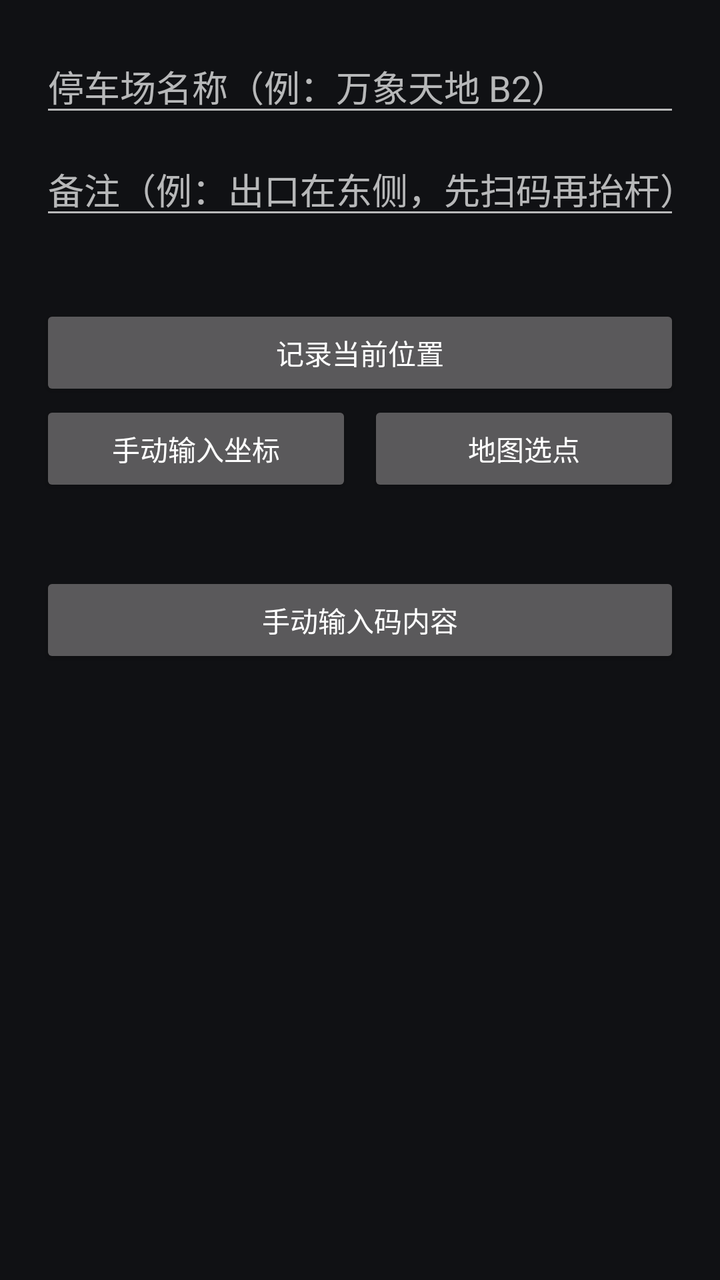
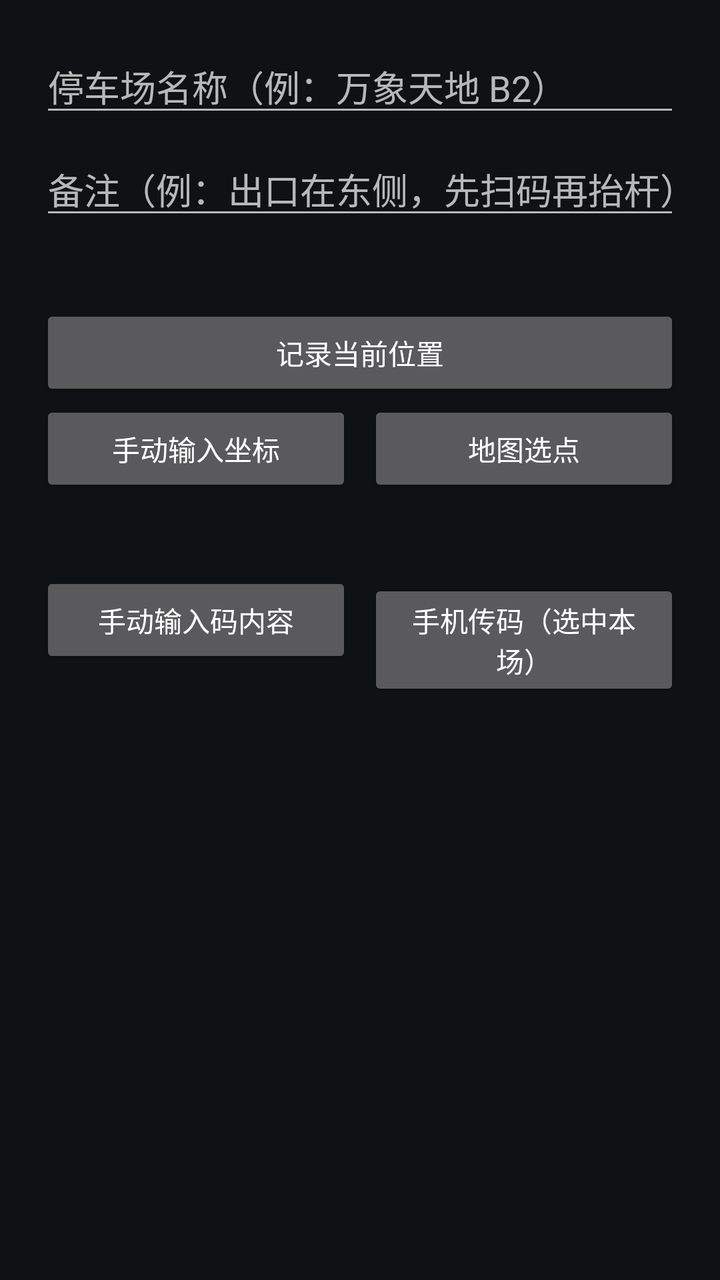

An Android layout rendered at two revisions. The XML below is the earlier revision; the diff shows what the commit changed to produce the second picture.
<!-- AndroidManifest.xml: application theme Theme.ParkQR -->
<!-- res/layout/dialog_lot.xml -->
<?xml version="1.0" encoding="utf-8"?>
<ScrollView xmlns:android="http://schemas.android.com/apk/res/android"
    android:layout_width="match_parent"
    android:layout_height="wrap_content">

    <LinearLayout
        android:layout_width="match_parent"
        android:layout_height="wrap_content"
        android:orientation="vertical"
        android:padding="20dp">

        <EditText
            android:id="@+id/inName"
            android:layout_width="match_parent"
            android:layout_height="wrap_content"
            android:hint="停车场名称（例：万象天地 B2）"
            android:inputType="text"
            android:maxLines="1" />

        <EditText
            android:id="@+id/inNote"
            android:layout_width="match_parent"
            android:layout_height="wrap_content"
            android:layout_marginTop="8dp"
            android:hint="备注（例：出口在东侧，先扫码再抬杆）"
            android:inputType="text"
            android:maxLines="2" />

        <TextView
            android:id="@+id/locText"
            android:layout_width="match_parent"
            android:layout_height="wrap_content"
            android:layout_marginTop="16dp"
            android:textSize="13sp"
            android:textColor="@color/text_dim" />

        <Button
            android:id="@+id/btnLoc"
            android:layout_width="match_parent"
            android:layout_height="wrap_content"
            android:layout_marginTop="4dp"
            android:text="记录当前位置" />

        <LinearLayout
            android:layout_width="match_parent"
            android:layout_height="wrap_content"
            android:orientation="horizontal">

            <Button
                android:id="@+id/btnCoordManual"
                android:layout_width="0dp"
                android:layout_height="wrap_content"
                android:layout_weight="1"
                android:text="手动输入坐标" />

            <Space android:layout_width="8dp" android:layout_height="1dp" />

            <Button
                android:id="@+id/btnCoordMap"
                android:layout_width="0dp"
                android:layout_height="wrap_content"
                android:layout_weight="1"
                android:text="地图选点" />
        </LinearLayout>

        <TextView
            android:id="@+id/codeText"
            android:layout_width="match_parent"
            android:layout_height="wrap_content"
            android:layout_marginTop="16dp"
            android:textSize="13sp"
            android:textColor="@color/text_dim" />

        <Button
            android:id="@+id/btnCode"
            android:layout_width="match_parent"
            android:layout_height="wrap_content"
            android:layout_marginTop="4dp"
            android:text="手动输入码内容" />
    </LinearLayout>
</ScrollView>
<!-- resources referenced by this layout -->
<resources>
  <color name="text_dim">#FF8A8F98</color>
  <style name="Theme.ParkQR" parent="Theme.MaterialComponents.NoActionBar">
          <item name="android:windowBackground">@color/bg</item>
          <item name="colorPrimary">@color/accent</item>
          <item name="colorAccent">@color/accent</item>
      </style>
  <color name="bg">#FF101114</color>
  <color name="accent">#FF3B7DED</color>
</resources>

<!-- the commit's change to res/layout/dialog_lot.xml (unified diff, before → after) -->
@@ -71,11 +71,27 @@
             android:textSize="13sp"
             android:textColor="@color/text_dim" />
 
-        <Button
-            android:id="@+id/btnCode"
+        <LinearLayout
             android:layout_width="match_parent"
             android:layout_height="wrap_content"
             android:layout_marginTop="4dp"
-            android:text="手动输入码内容" />
+            android:orientation="horizontal">
+
+            <Button
+                android:id="@+id/btnCode"
+                android:layout_width="0dp"
+                android:layout_height="wrap_content"
+                android:layout_weight="1"
+                android:text="手动输入码内容" />
+
+            <Space android:layout_width="8dp" android:layout_height="1dp" />
+
+            <Button
+                android:id="@+id/btnCodePhone"
+                android:layout_width="0dp"
+                android:layout_height="wrap_content"
+                android:layout_weight="1"
+                android:text="手机传码（选中本场）" />
+        </LinearLayout>
     </LinearLayout>
 </ScrollView>
